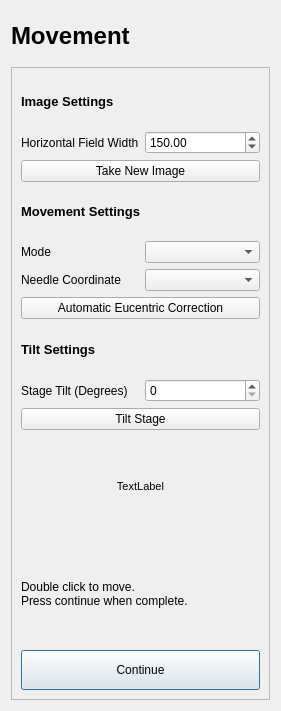
Qt form fibsem/ui/qtdesigner_files/movement_dialog.ui (DeMarcoLab/fibsem) before a commit.
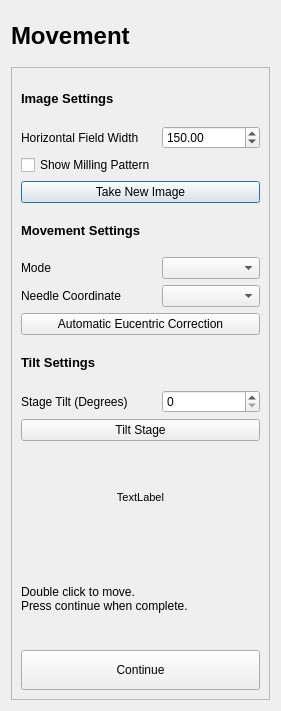
The same form after that commit.

Commit message: add pattern to movement ui

```diff
--- a/fibsem/ui/qtdesigner_files/movement_dialog.ui
+++ b/fibsem/ui/qtdesigner_files/movement_dialog.ui
@@ -55,84 +55,73 @@
       <property name="verticalSpacing">
        <number>6</number>
       </property>
-      <item row="18" column="1" colspan="2">
-       <widget class="QLabel" name="label_header_movement">
-        <property name="font">
-         <font>
-          <pointsize>10</pointsize>
-          <weight>75</weight>
-          <bold>true</bold>
-         </font>
+      <item row="27" column="2">
+       <widget class="QDoubleSpinBox" name="doubleSpinBox_tilt_degrees">
+        <property name="decimals">
+         <number>0</number>
         </property>
+        <property name="minimum">
+         <double>0.000000000000000</double>
+        </property>
+        <property name="maximum">
+         <double>25.000000000000000</double>
+        </property>
+        <property name="singleStep">
+         <double>1.000000000000000</double>
+        </property>
+        <property name="value">
+         <double>0.000000000000000</double>
+        </property>
+       </widget>
+      </item>
+      <item row="24" column="1">
+       <widget class="QLabel" name="label_needle_coordinate">
         <property name="text">
-         <string>Movement Settings</string>
+         <string>Needle Coordinate</string>
         </property>
        </widget>
       </item>
-      <item row="34" column="1" colspan="2">
-       <widget class="QPushButton" name="pushButton_continue">
+      <item row="5" column="1" colspan="2">
+       <widget class="QPushButton" name="pushButton_take_image">
         <property name="minimumSize">
          <size>
           <width>0</width>
-          <height>40</height>
+          <height>0</height>
          </size>
         </property>
         <property name="text">
-         <string>Continue</string>
+         <string>Take New Image</string>
         </property>
        </widget>
       </item>
-      <item row="20" column="1">
+      <item row="23" column="1">
        <widget class="QLabel" name="label_movement_mode">
         <property name="text">
          <string>Mode</string>
         </property>
        </widget>
       </item>
-      <item row="30" column="1" rowspan="2" colspan="2">
-       <widget class="QLabel" name="label_message">
-        <property name="sizePolicy">
-         <sizepolicy hsizetype="Preferred" vsizetype="Fixed">
-          <horstretch>0</horstretch>
-          <verstretch>0</verstretch>
-         </sizepolicy>
+      <item row="25" column="1" colspan="2">
+       <widget class="QPushButton" name="pushButton_auto_eucentric">
+        <property name="text">
+         <string>Automatic Eucentric Correction</string>
         </property>
+       </widget>
+      </item>
+      <item row="29" column="1" colspan="2">
+       <widget class="QPushButton" name="pushButton_tilt_stage">
         <property name="minimumSize">
          <size>
           <width>0</width>
-          <height>100</height>
+          <height>0</height>
          </size>
         </property>
-        <property name="maximumSize">
-         <size>
-          <width>16777215</width>
-          <height>125</height>
-         </size>
-        </property>
-        <property name="font">
-         <font>
-          <pointsize>8</pointsize>
-         </font>
-        </property>
         <property name="text">
-         <string>TextLabel</string>
+         <string>Tilt Stage</string>
         </property>
-        <property name="alignment">
-         <set>Qt::AlignCenter</set>
-        </property>
-        <property name="wordWrap">
-         <bool>true</bool>
-        </property>
        </widget>
       </item>
-      <item row="24" column="1">
-       <widget class="QLabel" name="label_tilt">
-        <property name="text">
-         <string>Stage Tilt (Degrees)</string>
-        </property>
-       </widget>
-      </item>
-      <item row="32" column="1" rowspan="2" colspan="2">
+      <item row="35" column="1" rowspan="2" colspan="2">
        <widget class="QLabel" name="label_continue_instructions">
         <property name="minimumSize">
          <size>
@@ -155,50 +144,13 @@
         </property>
        </widget>
       </item>
-      <item row="1" column="1" colspan="2">
-       <widget class="QLabel" name="label_header">
-        <property name="font">
-         <font>
-          <pointsize>10</pointsize>
-          <weight>75</weight>
-          <bold>true</bold>
-         </font>
-        </property>
+      <item row="27" column="1">
+       <widget class="QLabel" name="label_tilt">
         <property name="text">
-         <string>Image Settings</string>
+         <string>Stage Tilt (Degrees)</string>
         </property>
        </widget>
       </item>
-      <item row="2" column="1">
-       <widget class="QLabel" name="label_imaging_hfw">
-        <property name="text">
-         <string>Horizontal Field Width</string>
-        </property>
-       </widget>
-      </item>
-      <item row="3" column="1" colspan="2">
-       <widget class="QPushButton" name="pushButton_take_image">
-        <property name="minimumSize">
-         <size>
-          <width>0</width>
-          <height>0</height>
-         </size>
-        </property>
-        <property name="text">
-         <string>Take New Image</string>
-        </property>
-       </widget>
-      </item>
-      <item row="22" column="1" colspan="2">
-       <widget class="QPushButton" name="pushButton_auto_eucentric">
-        <property name="text">
-         <string>Automatic Eucentric Correction</string>
-        </property>
-       </widget>
-      </item>
-      <item row="20" column="2">
-       <widget class="QComboBox" name="comboBox_movement_mode"/>
-      </item>
       <item row="2" column="2">
        <widget class="QDoubleSpinBox" name="doubleSpinBox_hfw">
         <property name="minimum">
@@ -216,38 +168,60 @@
        </widget>
       </item>
       <item row="24" column="2">
-       <widget class="QDoubleSpinBox" name="doubleSpinBox_tilt_degrees">
-        <property name="decimals">
-         <number>0</number>
+       <widget class="QComboBox" name="comboBox_needle_coordinate"/>
+      </item>
+      <item row="21" column="1" colspan="2">
+       <widget class="QLabel" name="label_header_movement">
+        <property name="font">
+         <font>
+          <pointsize>10</pointsize>
+          <weight>75</weight>
+          <bold>true</bold>
+         </font>
         </property>
-        <property name="minimum">
-         <double>0.000000000000000</double>
+        <property name="text">
+         <string>Movement Settings</string>
         </property>
-        <property name="maximum">
-         <double>25.000000000000000</double>
+       </widget>
+      </item>
+      <item row="23" column="2">
+       <widget class="QComboBox" name="comboBox_movement_mode"/>
+      </item>
+      <item row="2" column="1">
+       <widget class="QLabel" name="label_imaging_hfw">
+        <property name="text">
+         <string>Horizontal Field Width</string>
         </property>
-        <property name="singleStep">
-         <double>1.000000000000000</double>
+       </widget>
+      </item>
+      <item row="37" column="1" colspan="2">
+       <widget class="QPushButton" name="pushButton_continue">
+        <property name="minimumSize">
+         <size>
+          <width>0</width>
+          <height>40</height>
+         </size>
         </property>
-        <property name="value">
-         <double>0.000000000000000</double>
+        <property name="text">
+         <string>Continue</string>
+        </property>
+       </widget>
+      </item>
+      <item row="1" column="1" colspan="2">
+       <widget class="QLabel" name="label_header">
+        <property name="font">
+         <font>
+          <pointsize>10</pointsize>
+          <weight>75</weight>
+          <bold>true</bold>
+         </font>
+        </property>
+        <property name="text">
+         <string>Image Settings</string>
         </property>
        </widget>
       </item>
       <item row="26" column="1" colspan="2">
-       <widget class="QPushButton" name="pushButton_tilt_stage">
-        <property name="minimumSize">
-         <size>
-          <width>0</width>
-          <height>0</height>
-         </size>
-        </property>
-        <property name="text">
-         <string>Tilt Stage</string>
-        </property>
-       </widget>
-      </item>
-      <item row="23" column="1" colspan="2">
        <widget class="QLabel" name="label_header_tilt">
         <property name="font">
          <font>
@@ -261,15 +235,48 @@
         </property>
        </widget>
       </item>
-      <item row="21" column="1">
-       <widget class="QLabel" name="label_needle_coordinate">
+      <item row="33" column="1" rowspan="2" colspan="2">
+       <widget class="QLabel" name="label_message">
+        <property name="sizePolicy">
+         <sizepolicy hsizetype="Preferred" vsizetype="Fixed">
+          <horstretch>0</horstretch>
+          <verstretch>0</verstretch>
+         </sizepolicy>
+        </property>
+        <property name="minimumSize">
+         <size>
+          <width>0</width>
+          <height>100</height>
+         </size>
+        </property>
+        <property name="maximumSize">
+         <size>
+          <width>16777215</width>
+          <height>125</height>
+         </size>
+        </property>
+        <property name="font">
+         <font>
+          <pointsize>8</pointsize>
+         </font>
+        </property>
         <property name="text">
-         <string>Needle Coordinate</string>
+         <string>TextLabel</string>
+        </property>
+        <property name="alignment">
+         <set>Qt::AlignCenter</set>
+        </property>
+        <property name="wordWrap">
+         <bool>true</bool>
         </property>
        </widget>
       </item>
-      <item row="21" column="2">
-       <widget class="QComboBox" name="comboBox_needle_coordinate"/>
+      <item row="4" column="1">
+       <widget class="QCheckBox" name="checkBox_show_milling_pattern">
+        <property name="text">
+         <string>Show Milling Pattern</string>
+        </property>
+       </widget>
       </item>
      </layout>
     </widget>
```
Left out of the diff: 46 changed lines with no effect on the pictures. The commit also changes 3 other files.
